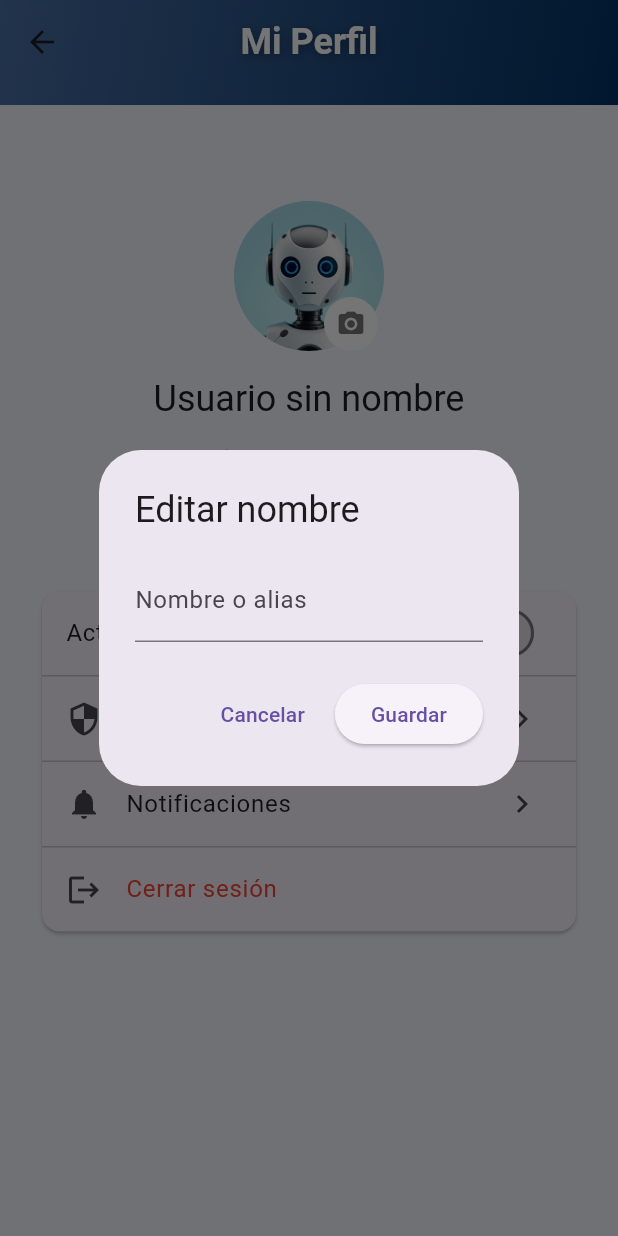
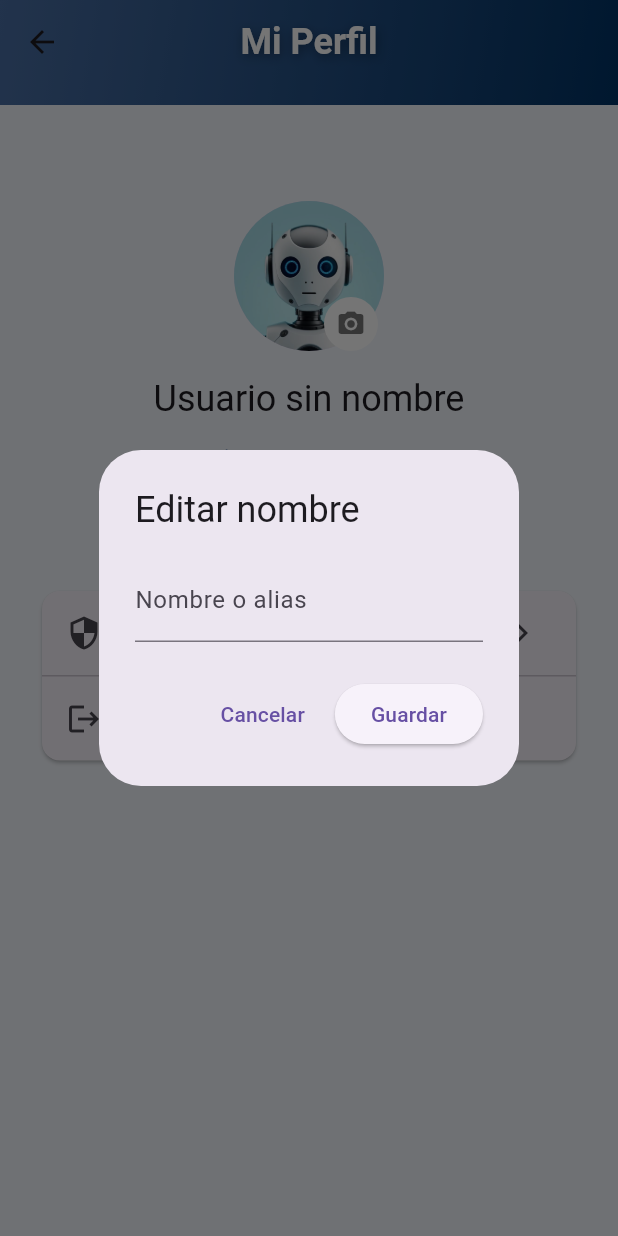
Before and after one commit to Marlon042/Notas-discretas1, a Flutter app: the ProfileScreen screen opened directly, after a tap on "Cambiar nombre", on a phone screen of 412 x 824 dp. Run offline on Flutter 3.47's test engine with Material 3 defaults, Android fonts, the phone set to English and light mode, and no system bars; our stand-ins replace bloc, cloud_firestore, equatable, firebase_auth, firebase_core, flutter_bloc; accounts and stored records are empty.

Commit message:
Funcionalidad eliminada
La funcion o caracteristica de Notificaciones no séra implementada en este app por el momento.

```diff
--- a/lib/features/profile/profile_screen.dart
+++ b/lib/features/profile/profile_screen.dart
@@ -4,7 +4,6 @@ import 'package:prueba/features/auth/bloc/auth_bloc.dart';
 import 'package:cloud_firestore/cloud_firestore.dart';
 import 'package:prueba/core/widgets/avatar_notifier.dart';
 import 'package:prueba/features/profile/security_screen/change_password_screen.dart';
-import 'package:prueba/core/services/firebase_messaging_service.dart';
 
 class ProfileScreen extends StatefulWidget {
   const ProfileScreen({super.key});
@@ -32,13 +31,11 @@ class _ProfileScreenState extends State<ProfileScreen> {
   String? _selectedAvatar;
   String? _userName;
   bool _loadingAvatar = true;
-  bool _notificationsEnabled = false;
 
   @override
   void initState() {
     super.initState();
     _loadAvatarFromFirestore();
-    _loadNotificationsState();
   }
 
   Future<void> _loadAvatarFromFirestore() async {
@@ -59,20 +56,6 @@ class _ProfileScreenState extends State<ProfileScreen> {
       _selectedAvatar = doc.data()?['avatar'] as String?;
       _userName = doc.data()?['name'] as String?;
       _loadingAvatar = false;
-    });
-  }
-
-  Future<void> _loadNotificationsState() async {
-    final user = context.read<AuthBloc>().state.user;
-    if (user == null) return;
-    final doc =
-        await FirebaseFirestore.instance
-            .collection('users')
-            .doc(user.uid)
-            .get();
-    setState(() {
-      _notificationsEnabled =
-          doc.data()?['notificationsEnabled'] as bool? ?? false;
     });
   }
 
@@ -337,27 +320,6 @@ class _ProfileScreenState extends State<ProfileScreen> {
       child: Column(
         children: [
           ListTile(
-            title: const Text('Activar Notificaciones'),
-            trailing: Switch(
-              value: _notificationsEnabled,
-              onChanged: (value) async {
-                setState(() {
-                  _notificationsEnabled = value;
-                });
-                await FirebaseFirestore.instance
-                    .collection('users')
-                    .doc(context.read<AuthBloc>().state.user?.uid)
-                    .set({
-                      'notificationsEnabled': value,
-                    }, SetOptions(merge: true));
-                await FirebaseMessagingService().initialize(
-                  enableNotifications: value,
-                );
-              },
-            ),
-          ),
-          const Divider(height: 1),
-          ListTile(
             leading: const Icon(Icons.security),
             title: const Text('Seguridad'),
             trailing: const Icon(Icons.chevron_right),
@@ -369,13 +331,6 @@ class _ProfileScreenState extends State<ProfileScreen> {
                 ),
               );
             },
-          ),
-          const Divider(height: 1),
-          ListTile(
-            leading: const Icon(Icons.notifications),
-            title: const Text('Notificaciones'),
-            trailing: const Icon(Icons.chevron_right),
-            onTap: () => Navigator.pushNamed(context, '/notifications'),
           ),
           const Divider(height: 1),
           ListTile(
--- a/pubspec.yaml
+++ b/pubspec.yaml
@@ -36,8 +36,7 @@ dependencies:
   # Use with the CupertinoIcons class for iOS style icons.
   cupertino_icons: ^1.0.8
 
-  #dependencias para flutter bloc y funciones de firebase
-  firebase_messaging: 15.2.5
+  #dependencias para flutter bloc
   flutter_bloc: ^9.1.1
   firebase_core: ^3.13.0
   firebase_auth: ^5.5.3
```
Also changed, not shown: lib/core/services/firebase_messaging_service.dart (deleted, +0 -27 lines), pubspec.lock, 1 other file.
